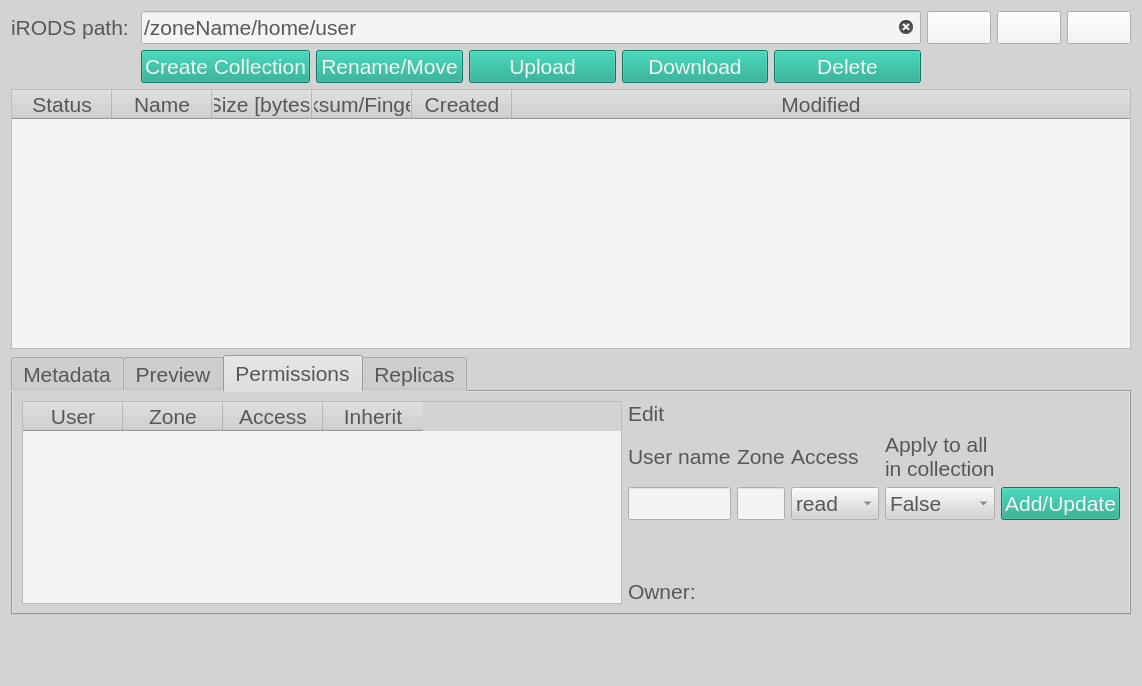
Old version of the form ibridgesgui/ui_files/tabBrowser_resized.ui in the repository iBridges-for-iRODS/iBridges-GUI.
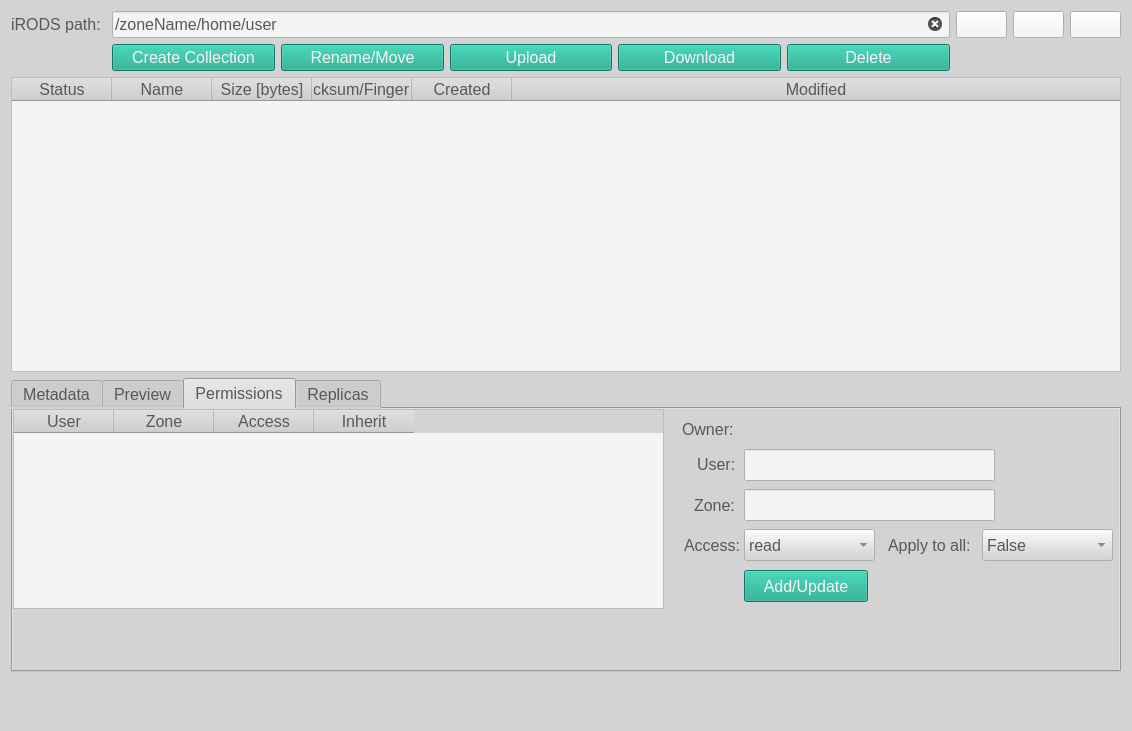
New version of the form. The open tabs and pages were chosen to show the change. Icons and pictures are not drawn.

```diff
--- a/ibridgesgui/ui_files/tabBrowser_resized.ui
+++ b/ibridgesgui/ui_files/tabBrowser_resized.ui
@@ -6,8 +6,8 @@
    <rect>
     <x>0</x>
     <y>0</y>
-    <width>1142</width>
-    <height>686</height>
+    <width>1132</width>
+    <height>731</height>
    </rect>
   </property>
   <property name="minimumSize">
@@ -18,7 +18,7 @@
   </property>
   <property name="font">
    <font>
-    <pointsize>16</pointsize>
+    <pointsize>12</pointsize>
     <weight>50</weight>
     <italic>false</italic>
     <bold>false</bold>
@@ -34,7 +34,7 @@
     color: rgb(88, 88, 90);
     selection-background-color: rgb(21, 165, 137);
     selection-color: rgb(245, 244, 244);
-    font: 16pt
+    font: 12pt
 }
 
 QLabel#error_label
@@ -75,7 +75,7 @@
       <widget class="QPushButton" name="home_button">
        <property name="font">
         <font>
-         <pointsize>16</pointsize>
+         <pointsize>12</pointsize>
          <weight>50</weight>
          <italic>false</italic>
          <bold>false</bold>
@@ -94,7 +94,7 @@
       <widget class="QLabel" name="label_2">
        <property name="font">
         <font>
-         <pointsize>16</pointsize>
+         <pointsize>12</pointsize>
          <weight>50</weight>
          <italic>false</italic>
          <bold>false</bold>
@@ -109,7 +109,7 @@
       <widget class="QPushButton" name="refresh_button">
        <property name="font">
         <font>
-         <pointsize>16</pointsize>
+         <pointsize>12</pointsize>
          <weight>50</weight>
          <italic>false</italic>
          <bold>false</bold>
@@ -131,7 +131,7 @@
        </property>
        <property name="font">
         <font>
-         <pointsize>16</pointsize>
+         <pointsize>12</pointsize>
          <weight>50</weight>
          <italic>false</italic>
          <bold>false</bold>
@@ -156,7 +156,7 @@
        </property>
        <property name="font">
         <font>
-         <pointsize>16</pointsize>
+         <pointsize>12</pointsize>
          <weight>50</weight>
          <italic>false</italic>
          <bold>false</bold>
@@ -185,7 +185,7 @@
         <widget class="QPushButton" name="create_coll_button">
          <property name="font">
           <font>
-           <pointsize>16</pointsize>
+           <pointsize>12</pointsize>
            <weight>50</weight>
            <italic>false</italic>
            <bold>false</bold>
@@ -200,7 +200,7 @@
         <widget class="QPushButton" name="rename_button">
          <property name="font">
           <font>
-           <pointsize>16</pointsize>
+           <pointsize>12</pointsize>
            <weight>50</weight>
            <italic>false</italic>
            <bold>false</bold>
@@ -215,7 +215,7 @@
         <widget class="QPushButton" name="upload_button">
          <property name="font">
           <font>
-           <pointsize>16</pointsize>
+           <pointsize>12</pointsize>
            <weight>50</weight>
            <italic>false</italic>
            <bold>false</bold>
@@ -230,7 +230,7 @@
         <widget class="QPushButton" name="download_button">
          <property name="font">
           <font>
-           <pointsize>16</pointsize>
+           <pointsize>12</pointsize>
            <weight>50</weight>
            <italic>false</italic>
            <bold>false</bold>
@@ -245,7 +245,7 @@
         <widget class="QPushButton" name="delete_button">
          <property name="font">
           <font>
-           <pointsize>16</pointsize>
+           <pointsize>12</pointsize>
            <weight>50</weight>
            <italic>false</italic>
            <bold>false</bold>
@@ -270,7 +270,7 @@
      </property>
      <property name="font">
       <font>
-       <pointsize>16</pointsize>
+       <pointsize>12</pointsize>
        <weight>50</weight>
        <italic>false</italic>
        <bold>false</bold>
@@ -363,7 +363,7 @@
      </property>
      <property name="font">
       <font>
-       <pointsize>16</pointsize>
+       <pointsize>12</pointsize>
        <weight>50</weight>
        <italic>false</italic>
        <bold>false</bold>
@@ -654,77 +654,77 @@
       <attribute name="title">
        <string>Permissions</string>
       </attribute>
-      <layout class="QHBoxLayout" name="horizontalLayout_2">
-       <item>
-        <widget class="QTableWidget" name="acl_table">
-         <property name="minimumSize">
-          <size>
-           <width>600</width>
-           <height>200</height>
-          </size>
-         </property>
-         <property name="styleSheet">
-          <string notr="true"/>
-         </property>
-         <property name="sizeAdjustPolicy">
-          <enum>QAbstractScrollArea::AdjustToContents</enum>
-         </property>
-         <property name="editTriggers">
-          <set>QAbstractItemView::NoEditTriggers</set>
-         </property>
-         <property name="selectionMode">
-          <enum>QAbstractItemView::SingleSelection</enum>
-         </property>
-         <property name="selectionBehavior">
-          <enum>QAbstractItemView::SelectRows</enum>
-         </property>
-         <property name="sortingEnabled">
-          <bool>true</bool>
-         </property>
-         <column>
+      <widget class="QLineEdit" name="acl_user_field">
+       <property name="geometry">
+        <rect>
+         <x>731</x>
+         <y>40</y>
+         <width>251</width>
+         <height>32</height>
+        </rect>
+       </property>
+      </widget>
+      <widget class="QLabel" name="label_13">
+       <property name="geometry">
+        <rect>
+         <x>684</x>
+         <y>40</y>
+         <width>41</width>
+         <height>31</height>
+        </rect>
+       </property>
           <property name="text">
-           <string>User</string>
-          </property>
-         </column>
-         <column>
-          <property name="text">
-           <string>Zone</string>
-          </property>
-         </column>
-         <column>
-          <property name="text">
-           <string>Access</string>
-          </property>
-         </column>
-         <column>
+        <string>User:</string>
+       </property>
+      </widget>
+      <widget class="QLineEdit" name="acl_zone_field">
+       <property name="geometry">
+        <rect>
+         <x>731</x>
+         <y>80</y>
+         <width>251</width>
+         <height>32</height>
+        </rect>
+       </property>
+      </widget>
+      <widget class="QLabel" name="label_8">
+       <property name="geometry">
+        <rect>
+         <x>681</x>
+         <y>86</y>
+         <width>41</width>
+         <height>20</height>
+        </rect>
+       </property>
           <property name="text">
-           <string>Inherit</string>
-          </property>
-         </column>
-        </widget>
-       </item>
-       <item>
-        <layout class="QGridLayout" name="gridLayout_4">
-         <item row="0" column="0">
-          <widget class="QLabel" name="label_11">
-           <property name="font">
-            <font>
-             <pointsize>16</pointsize>
-             <weight>50</weight>
-             <italic>false</italic>
-             <bold>false</bold>
-            </font>
+        <string>Zone:</string>
+       </property>
+      </widget>
+      <widget class="QLabel" name="label_10">
+       <property name="geometry">
+        <rect>
+         <x>671</x>
+         <y>120</y>
+         <width>75</width>
+         <height>32</height>
+        </rect>
            </property>
            <property name="text">
-            <string>Edit</string>
-           </property>
-          </widget>
-         </item>
-         <item row="6" column="2">
+        <string>Access:</string>
+       </property>
+      </widget>
           <widget class="QComboBox" name="acl_box">
            <property name="enabled">
             <bool>false</bool>
            </property>
+       <property name="geometry">
+        <rect>
+         <x>731</x>
+         <y>120</y>
+         <width>131</width>
+         <height>32</height>
+        </rect>
+       </property>
            <item>
             <property name="text">
              <string>read</string>
@@ -746,76 +746,18 @@
             </property>
            </item>
           </widget>
-         </item>
-         <item row="9" column="0">
-          <widget class="QLabel" name="owner">
-           <property name="text">
-            <string>Owner: </string>
-           </property>
-          </widget>
-         </item>
-         <item row="4" column="3">
-          <widget class="QLabel" name="label_7">
-           <property name="text">
-            <string>Apply to all
-in collection</string>
-           </property>
-          </widget>
-         </item>
-         <item row="6" column="1">
-          <widget class="QLineEdit" name="acl_zone_field"/>
-         </item>
-         <item row="4" column="2">
-          <widget class="QLabel" name="label_10">
-           <property name="text">
-            <string>Access</string>
-           </property>
-          </widget>
-         </item>
-         <item row="6" column="4">
-          <widget class="QPushButton" name="add_acl_button">
-           <property name="font">
-            <font>
-             <pointsize>16</pointsize>
-             <weight>50</weight>
-             <italic>false</italic>
-             <bold>false</bold>
-            </font>
-           </property>
-           <property name="text">
-            <string>Add/Update</string>
-           </property>
-          </widget>
-         </item>
-         <item row="9" column="1">
-          <widget class="QLabel" name="owner_label">
-           <property name="text">
-            <string/>
-           </property>
-          </widget>
-         </item>
-         <item row="4" column="1">
-          <widget class="QLabel" name="label_8">
-           <property name="text">
-            <string>Zone</string>
-           </property>
-          </widget>
-         </item>
-         <item row="6" column="0">
-          <widget class="QLineEdit" name="acl_user_field"/>
-         </item>
-         <item row="4" column="0">
-          <widget class="QLabel" name="label_13">
-           <property name="text">
-            <string>User name</string>
-           </property>
-          </widget>
-         </item>
-         <item row="6" column="3">
           <widget class="QComboBox" name="recursive_box">
            <property name="enabled">
             <bool>false</bool>
            </property>
+       <property name="geometry">
+        <rect>
+         <x>969</x>
+         <y>120</y>
+         <width>131</width>
+         <height>32</height>
+        </rect>
+       </property>
            <item>
             <property name="text">
              <string>False</string>
@@ -827,23 +769,123 @@
             </property>
            </item>
           </widget>
-         </item>
-         <item row="8" column="0">
-          <spacer name="verticalSpacer_2">
-           <property name="orientation">
-            <enum>Qt::Vertical</enum>
-           </property>
-           <property name="sizeHint" stdset="0">
+      <widget class="QPushButton" name="add_acl_button">
+       <property name="geometry">
+        <rect>
+         <x>731</x>
+         <y>161</y>
+         <width>124</width>
+         <height>32</height>
+        </rect>
+       </property>
+       <property name="font">
+        <font>
+         <pointsize>12</pointsize>
+         <weight>50</weight>
+         <italic>false</italic>
+         <bold>false</bold>
+        </font>
+       </property>
+       <property name="text">
+        <string>Add/Update</string>
+       </property>
+      </widget>
+      <widget class="QLabel" name="owner">
+       <property name="geometry">
+        <rect>
+         <x>669</x>
+         <y>0</y>
+         <width>61</width>
+         <height>41</height>
+        </rect>
+       </property>
+       <property name="text">
+        <string>Owner: </string>
+       </property>
+      </widget>
+      <widget class="QLabel" name="owner_label">
+       <property name="geometry">
+        <rect>
+         <x>732</x>
+         <y>5</y>
+         <width>221</width>
+         <height>31</height>
+        </rect>
+       </property>
+       <property name="text">
+        <string/>
+       </property>
+      </widget>
+      <widget class="QLabel" name="label_7">
+       <property name="geometry">
+        <rect>
+         <x>875</x>
+         <y>116</y>
+         <width>91</width>
+         <height>41</height>
+        </rect>
+       </property>
+       <property name="toolTip">
+        <string>Apply to all objects in this collection</string>
+       </property>
+       <property name="text">
+        <string>Apply to all:</string>
+       </property>
+      </widget>
+      <widget class="QTableWidget" name="acl_table">
+       <property name="geometry">
+        <rect>
+         <x>0</x>
+         <y>0</y>
+         <width>651</width>
+         <height>200</height>
+        </rect>
+       </property>
+       <property name="minimumSize">
             <size>
-             <width>20</width>
-             <height>40</height>
-            </size>
-           </property>
-          </spacer>
-         </item>
-        </layout>
-       </item>
-      </layout>
+         <width>600</width>
+         <height>200</height>
+        </size>
+       </property>
+       <property name="styleSheet">
+        <string notr="true"/>
+       </property>
+       <property name="sizeAdjustPolicy">
+        <enum>QAbstractScrollArea::AdjustToContents</enum>
+       </property>
+       <property name="editTriggers">
+        <set>QAbstractItemView::NoEditTriggers</set>
+       </property>
+       <property name="selectionMode">
+        <enum>QAbstractItemView::SingleSelection</enum>
+       </property>
+       <property name="selectionBehavior">
+        <enum>QAbstractItemView::SelectRows</enum>
+       </property>
+       <property name="sortingEnabled">
+        <bool>true</bool>
+       </property>
+       <column>
+        <property name="text">
+         <string>User</string>
+        </property>
+       </column>
+       <column>
+        <property name="text">
+         <string>Zone</string>
+        </property>
+       </column>
+       <column>
+        <property name="text">
+         <string>Access</string>
+        </property>
+       </column>
+       <column>
+        <property name="text">
+         <string>Inherit</string>
+        </property>
+       </column>
+      </widget>
      </widget>
      <widget class="QWidget" name="replicas">
       <attribute name="title">
@@ -905,7 +947,7 @@
     <widget class="QLabel" name="no_meta_label">
      <property name="font">
       <font>
-       <pointsize>16</pointsize>
+       <pointsize>12</pointsize>
        <weight>50</weight>
        <italic>false</italic>
        <bold>false</bold>
@@ -920,7 +962,7 @@
     <widget class="QLabel" name="error_label">
      <property name="font">
       <font>
-       <pointsize>16</pointsize>
+       <pointsize>12</pointsize>
        <weight>50</weight>
        <italic>false</italic>
        <bold>false</bold>
```
Left out of the diff: 22 changed lines with no effect on the pictures. Lines whose indentation alone changed are shown as unchanged.
